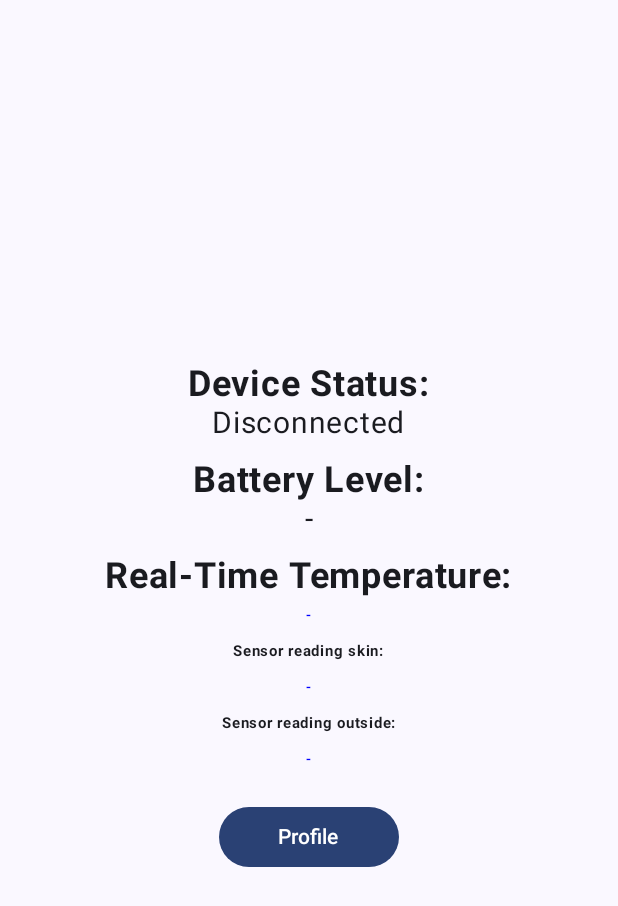
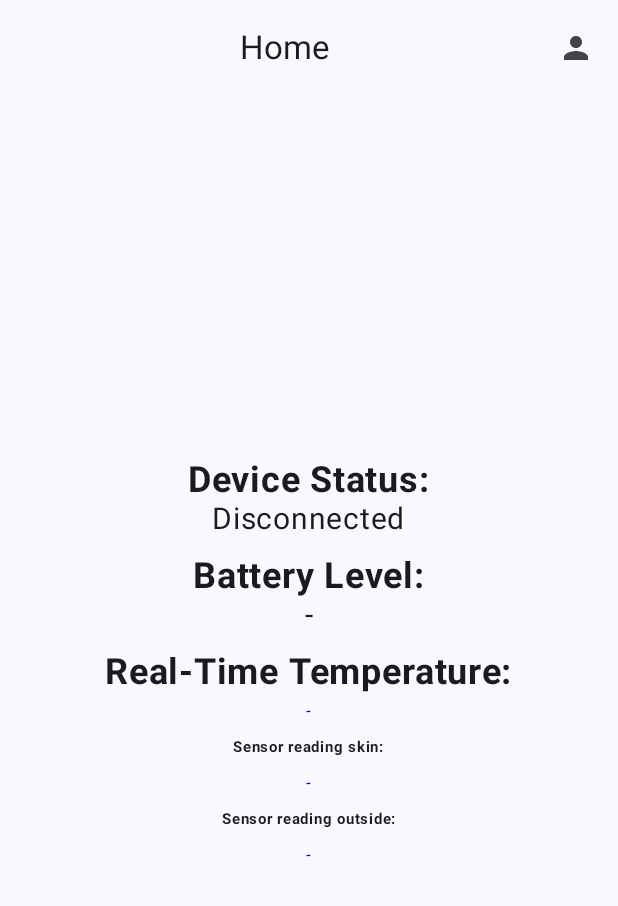
Before and after one commit to PiotrKedz/KPZ25_CORE2, an Android app built with Jetpack Compose: the screen it shows after launch (MainActivity), on a phone screen of 412 x 824 dp. Shown: the top 906 px of the screen. Run offline under Robolectric (Android 15) with nearby library versions, the phone set to English and light mode, and no system bars.

Commit message:
change position and appearance of profile button

```diff
--- a/app/src/main/java/com/example/innertemp/MainActivity.kt
+++ b/app/src/main/java/com/example/innertemp/MainActivity.kt
@@ -35,6 +35,14 @@ import java.util.*
 import com.example.innertemp.ui.theme.Blue
 import com.example.innertemp.ui.theme.Green
 import com.example.innertemp.ui.theme.Red
+import androidx.compose.material3.TopAppBar
+import androidx.compose.material3.Text
+import androidx.compose.material3.IconButton
+import androidx.compose.material3.Scaffold
+import androidx.compose.material.icons.Icons
+import androidx.compose.material.icons.filled.Person
+import androidx.compose.ui.text.style.TextAlign
+
 
 private const val TAG = "InnerTemp"
 private val SERVICE_UUID = UUID.fromString("4fafc201-1fb5-459e-8fcc-c5c9c331914b")
@@ -378,6 +386,7 @@ class MainActivity : ComponentActivity() {
     }
 }
 
+@OptIn(ExperimentalMaterial3Api::class)
 @Composable
 fun HomeScreen(
     isConnected: Boolean,
@@ -409,8 +418,27 @@ fun HomeScreen(
         else -> Green
     }
 
+    Scaffold(
+        topBar = {
+            TopAppBar(
+                title = {
+                    Text(
+                        text = "Home",
+                        modifier = Modifier.fillMaxWidth(),
+                        textAlign = TextAlign.Center
+                    )
+                },
+                actions = {
+                    IconButton(onClick = onGoToProfile) {
+                        Icon(Icons.Default.Person, contentDescription = "Profile")
+                    }
+                }
+            )
+        },
+        content = { paddingValues ->
     Box(
         modifier = Modifier
+            .padding(paddingValues)
             .fillMaxSize()
             .background(colors.background)
     ) {
@@ -488,19 +516,6 @@ fun HomeScreen(
                 fontWeight = FontWeight.SemiBold
             )
 
-            Spacer(modifier = Modifier.height(16.dp))
-            Button(
-                onClick = onGoToProfile,
-                colors = ButtonDefaults.buttonColors(containerColor = colors.primary),
-                modifier = Modifier
-                    .defaultMinSize(minWidth = 120.dp)
-            ) {
-                Text(
-                    text = "Profile",
-                    color = colors.onPrimary
-                )
-            }
-
             if (isConnected) {
                 Spacer(modifier = Modifier.height(24.dp))
                 Button(
@@ -519,6 +534,7 @@ fun HomeScreen(
 
         }
     }
+})
 }
 
 @Preview(showBackground = true)
--- a/app/src/main/java/com/example/innertemp/ProfileActivity.kt
+++ b/app/src/main/java/com/example/innertemp/ProfileActivity.kt
@@ -167,7 +167,8 @@ fun ProfileScreen(onBack: () -> Unit) {
                 Spacer(modifier = Modifier.width(8.dp))
                 ExposedDropdownMenuBox(
                     expanded = genderExpanded,
-                    onExpandedChange = { genderExpanded = !it },
+                    onExpandedChange = { genderExpanded = !it
+                        println("Gender expanded: $genderExpanded")},
                     modifier = Modifier.weight(1f)
                 ) {
                     OutlinedTextField(
@@ -180,18 +181,33 @@ fun ProfileScreen(onBack: () -> Unit) {
                         },
                         modifier = Modifier
                             .fillMaxWidth()
+                            .clickable { genderExpanded = !genderExpanded }
                     )
 
                     ExposedDropdownMenu(
                         expanded = genderExpanded,
                         onDismissRequest = { genderExpanded = false }
                     ) {
-                        DropdownMenuItem(text = { Text("Male") }, onClick = { selectedGender = "Male"; genderExpanded = false; isDataChanged = true })
-                        DropdownMenuItem(text = { Text("Female") }, onClick = { selectedGender = "Female"; genderExpanded = false; isDataChanged = true })
-                        DropdownMenuItem(text = { Text("Other") }, onClick = { selectedGender = "Other"; genderExpanded = false; isDataChanged = true })
+                        DropdownMenuItem(text = { Text("Male") }, onClick = {
+                            selectedGender = "Male"
+                            genderExpanded = false
+                            isDataChanged = true
+                        })
+                        DropdownMenuItem(text = { Text("Female") }, onClick = {
+                            selectedGender = "Female"
+                            genderExpanded = false
+                            isDataChanged = true
+                        })
+                        DropdownMenuItem(text = { Text("Other") }, onClick = {
+                            selectedGender = "Other"
+                            genderExpanded = false
+                            isDataChanged = true
+                        })
                     }
                 }
+
             }
+
             Spacer(modifier = Modifier.height(16.dp))
             Row(
                 modifier = Modifier
```
Also changed, not shown: 146 other files.
